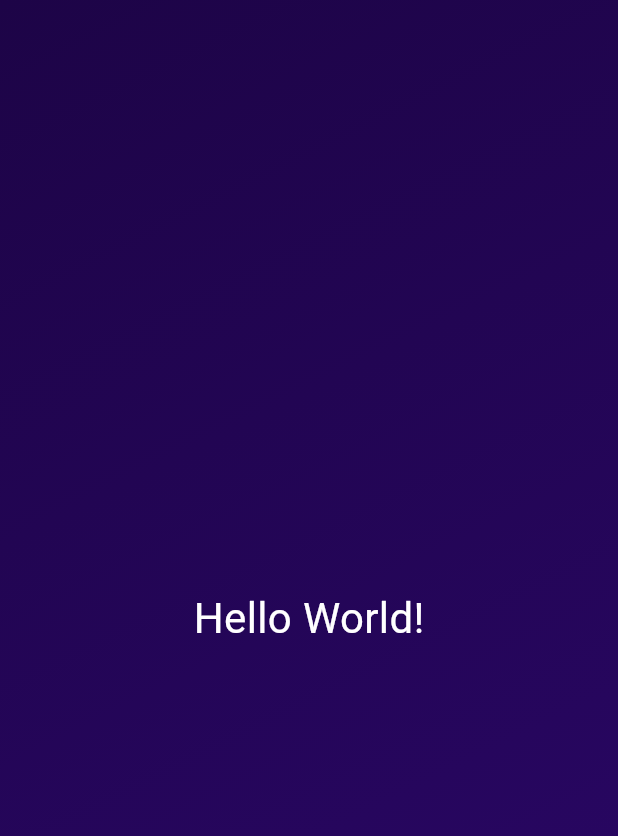
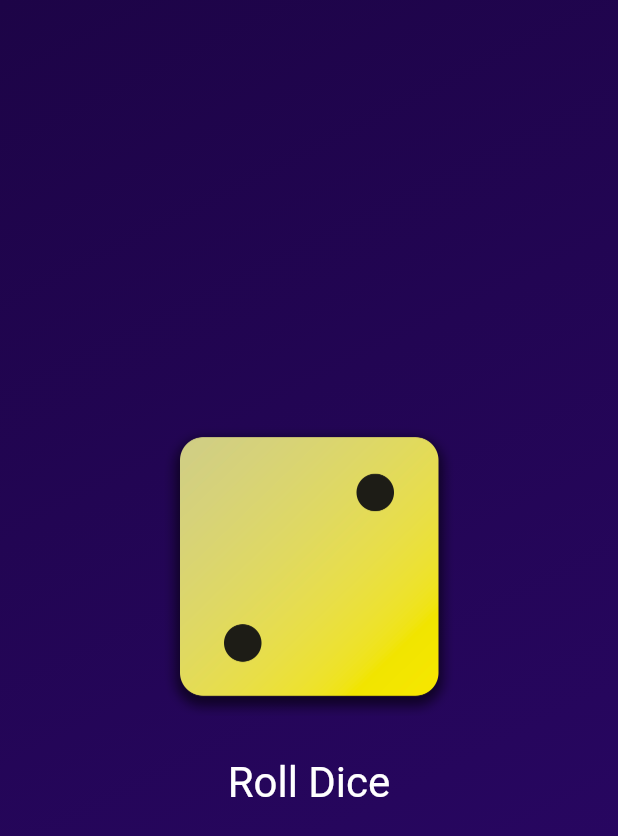
Before and after one commit to rahulshenoys1/roll_dice, a Flutter app: the screen it shows after launch, on a phone screen of 412 x 824 dp. Shown: the top 836 px of the screen. Run offline on Flutter 3.47's test engine with Material 3 defaults, Android fonts, the phone set to English and light mode, and no system bars.

Commit message:
last commit

```diff
--- /dev/null
+++ b/lib/dice_roller.dart
@@ -0,0 +1,46 @@
+import 'package:flutter/material.dart';
+
+import 'dart:math';
+
+class DiceRoller extends StatefulWidget {
+  const DiceRoller({super.key});
+  @override
+  State<DiceRoller> createState() {
+    return _DiceRollerState();
+  }
+}
+
+class _DiceRollerState extends State<DiceRoller> {
+  final randomizer = Random();
+  var currentDiceRoll = 2;
+
+  void rollDice() {
+    setState(() {
+      currentDiceRoll = randomizer.nextInt(6) + 1;
+    });
+  }
+
+  @override
+  Widget build(context) {
+    return Column(
+      mainAxisSize: MainAxisSize.min,
+      children: [
+        Image.asset(
+          'assets/images/dice-$currentDiceRoll.png',
+          width: 200,
+        ),
+        const SizedBox(
+          height: 20,
+        ),
+        TextButton(
+          onPressed: rollDice,
+          style: TextButton.styleFrom(
+              // padding: const EdgeInsets.only(top: 20),
+              foregroundColor: Colors.white,
+              textStyle: const TextStyle(fontSize: 28)),
+          child: const Text('Roll Dice'),
+        ),
+      ],
+    );
+  }
+}
--- a/lib/gradient_container.dart
+++ b/lib/gradient_container.dart
@@ -1,6 +1,5 @@
 import 'package:flutter/material.dart';
-
-import 'package:roll_dice/style_text.dart';
+import 'package:roll_dice/dice_roller.dart';
 
 const startAlignment = Alignment.topLeft;
 const endAlignment = Alignment.bottomRight;
@@ -8,6 +7,9 @@ const endAlignment = Alignment.bottomRight;
 class GradientContainer extends StatelessWidget {
   // GradientContainer({key}):super(key: key); we can use it but we can use the shortcut
   const GradientContainer(this.color1, this.color2, {super.key});
+  const GradientContainer.purple({super.key})
+      : color1 = Colors.deepPurple,
+        color2 = Colors.indigo;
 
   final Color color1;
   final Color color2;
@@ -23,7 +25,7 @@ class GradientContainer extends StatelessWidget {
         ),
       ),
       child: const Center(
-        child: StyledText('Hello World!'),
+        child: DiceRoller(),
       ),
     );
   }
```
Also changed, not shown: pubspec.yaml (+9 -7 lines), assets/images/dice-1.png (added), assets/images/dice-2.png (added), assets/images/dice-3.png (added), assets/images/dice-4.png (added), assets/images/dice-5.png (added), assets/images/dice-6.png (added).
